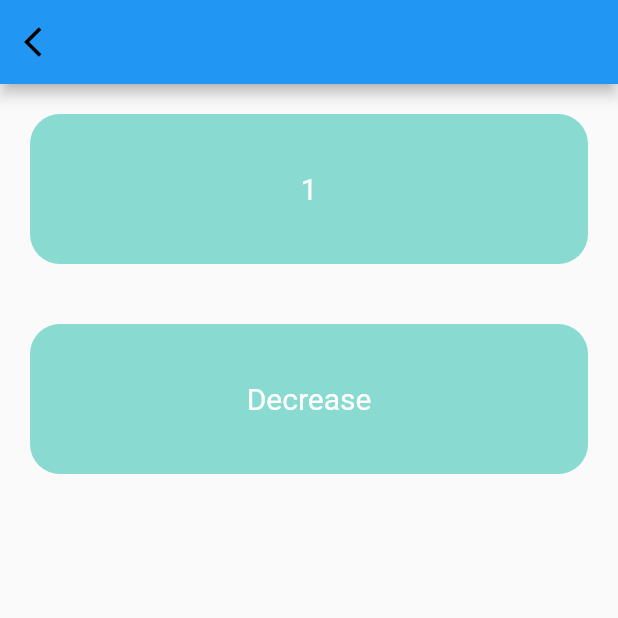
After one commit to Rasyaditya/Projek.1.Flutter.SMK.2, a Flutter app: the getx_sim screen opened directly, after a tap on "Increase", after a tap on "Go to the First page!", on a phone screen of 412 x 824 dp, the top half of it. The commit adds this screen. Run offline on Flutter 3.47's test engine with Material 2 defaults, Android fonts, the phone set to English and light mode, and no system bars; our stand-ins replace get.

Commit message:
Get X Lesson, not done, link to video: https://www.youtube.com/watch?v=uki8BS7xEug

```diff
--- /dev/null
+++ b/lib/GetX/contollers/tap_controller.dart
@@ -0,0 +1,28 @@
+import 'package:get/get.dart';
+
+class TapController extends GetxController{
+  int _x = 0;
+  int get x=>_x;
+
+  RxInt _y = 0.obs;
+  RxInt get y => _y;
+
+
+  void increaseX(){
+    _x++;
+    update();
+  }
+
+  void decreaseX(){
+    _x--;
+    update();
+  }
+
+  void increaseY(){
+    _y.value++;
+  }
+
+  void decreaseY(){
+    _y.value--;
+  }
+}
--- /dev/null
+++ b/lib/GetX/first_page.dart
@@ -0,0 +1,64 @@
+import 'package:flutter/material.dart';
+import 'package:get/get.dart';
+import 'package:projek_1/GetX/contollers/tap_controller.dart';
+
+class FirstPage extends StatelessWidget {
+  const FirstPage({super.key});
+
+  @override
+  Widget build(BuildContext context) {
+    TapController controller = Get.find();
+    return Scaffold(
+      appBar: AppBar(
+        leading: IconButton(
+          onPressed: (){
+            Get.back();
+          },
+          icon: Icon(Icons.arrow_back_ios, color: Colors.black),
+        ),
+      ),
+      body: Container(
+        width: double.maxFinite,
+        height: double.maxFinite,
+        child: Column(
+          children: [
+            GetBuilder<TapController>(builder: (_){
+              return Container(
+                margin: const EdgeInsets.all(20),
+                width: double.maxFinite,
+                height: 100,
+                decoration: BoxDecoration(
+                    borderRadius: BorderRadius.circular(20),
+                    color: Color(0xFF89dad0)
+                ),
+                child: Center(child: Text(controller.x.toString(), style: TextStyle(
+                    fontSize: 20,
+                    color: Colors.white
+                ), )),
+              );
+            }),
+
+            GestureDetector(
+                onTap: (){
+                  controller.decreaseX();
+                },
+                child: Container(
+                  margin: const EdgeInsets.all(20),
+                  width: double.maxFinite,
+                  height: 100,
+                  decoration: BoxDecoration(
+                      borderRadius: BorderRadius.circular(20),
+                      color: Color(0xFF89dad0)
+                  ),
+                  child: Center(child: Text("Decrease", style: TextStyle(
+                      fontSize: 20,
+                      color: Colors.white
+                  ), )),
+                )
+            ),
+          ],
+        ),
+      ),
+    );
+  }
+}
--- /dev/null
+++ b/lib/GetX/getX.dart
@@ -0,0 +1,98 @@
+import 'package:flutter/cupertino.dart';
+import 'package:flutter/material.dart';
+import 'package:get/get.dart';
+import 'package:projek_1/GetX/first_page.dart';
+import 'package:projek_1/GetX/second_page.dart';
+
+import 'contollers/tap_controller.dart';
+
+class getx_sim extends StatelessWidget {
+  const getx_sim({super.key});
+
+  @override
+  Widget build(BuildContext context) {
+    TapController controller = Get.put(TapController());
+
+    return Scaffold(
+      body: Container(
+        width: double.maxFinite,
+        height: double.maxFinite,
+        child: Column(
+          mainAxisAlignment: MainAxisAlignment.center,
+          children: [
+            GetBuilder<TapController>(builder: (tapController){
+              return Container(
+                margin: const EdgeInsets.all(20),
+                width: double.maxFinite,
+                height: 100,
+                decoration: BoxDecoration(
+                    borderRadius: BorderRadius.circular(20),
+                    color: Color(0xFF89dad0)
+                ),
+                child: Center(child: Text(tapController.x.toString(), style: TextStyle(
+                    fontSize: 20,
+                    color: Colors.white
+                ), )),
+              );
+            }),
+            GestureDetector(
+                onTap: (){
+                controller.increaseX();
+                },
+                child: Container(
+                  margin: const EdgeInsets.all(20),
+                  width: double.maxFinite,
+                  height: 100,
+                  decoration: BoxDecoration(
+                      borderRadius: BorderRadius.circular(20),
+                      color: Color(0xFF89dad0)
+                  ),
+                  child: Center(child: Text("Increase", style: TextStyle(
+                      fontSize: 20,
+                      color: Colors.white
+                  ), )),
+                )
+            ),
+            GestureDetector(
+                onTap: (){
+                  Get.to(()=>FirstPage());
+                },
+                child: Container(
+                  margin: const EdgeInsets.all(20),
+                  width: double.maxFinite,
+                  height: 100,
+                  decoration: BoxDecoration(
+                      borderRadius: BorderRadius.circular(20),
+                      color: Color(0xFF89dad0)
+                  ),
+                  child: Center(child: Text("Go to the First page!", style: TextStyle(
+                      fontSize: 20,
+                      color: Colors.white
+                  ), )),
+                )
+            ),
+            GestureDetector(
+                onTap: (){
+                  Get.to(()=>SecondPage());
+                },
+                child: Container(
+                  margin: const EdgeInsets.all(20),
+                  width: double.maxFinite,
+                  height: 100,
+                  decoration: BoxDecoration(
+                      borderRadius: BorderRadius.circular(20),
+                      color: Color(0xFF89dad0)
+                  ),
+                  child: Center(child: Text("Go to the Second Page!", style: TextStyle(
+                      fontSize: 20,
+                      color: Colors.white
+                  ), )),
+                )
+            ),
+
+          ],
+        ),
+      ),
+    );
+  }
+}
--- a/pubspec.yaml
+++ b/pubspec.yaml
@@ -35,6 +35,7 @@ dependencies:
   # The following adds the Cupertino Icons font to your application.
   # Use with the CupertinoIcons class for iOS style icons.
   cupertino_icons: ^1.0.2
+  get:
 
 dev_dependencies:
   flutter_test:
```
Also changed, not shown: lib/GetX/second_page.dart (added, +40 -0 lines), lib/GetX/third_page.dart (added, +43 -0 lines), lib/main.dart (+3 -4 lines), lib/menu_main.dart (+10 -1 lines), pubspec.lock.
